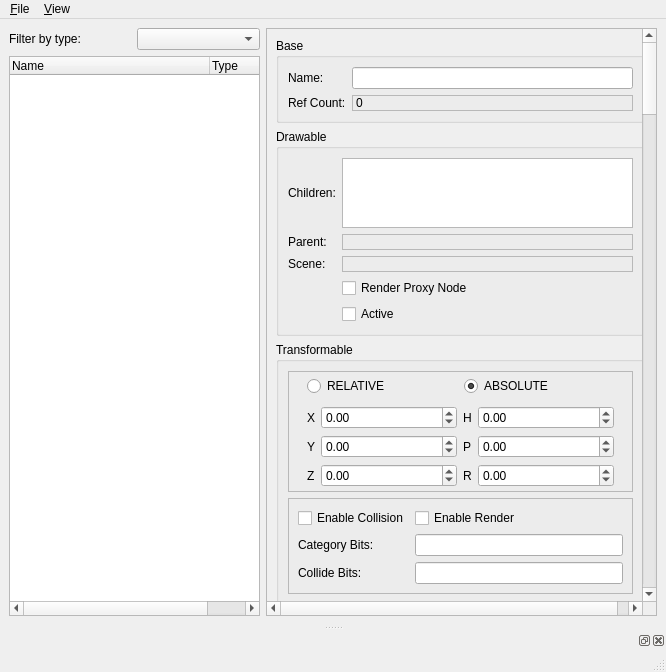
Old version of the form delta3d/src/dtInspectorQt/dtinspectorqt.ui in the repository delta3d/delta3d.
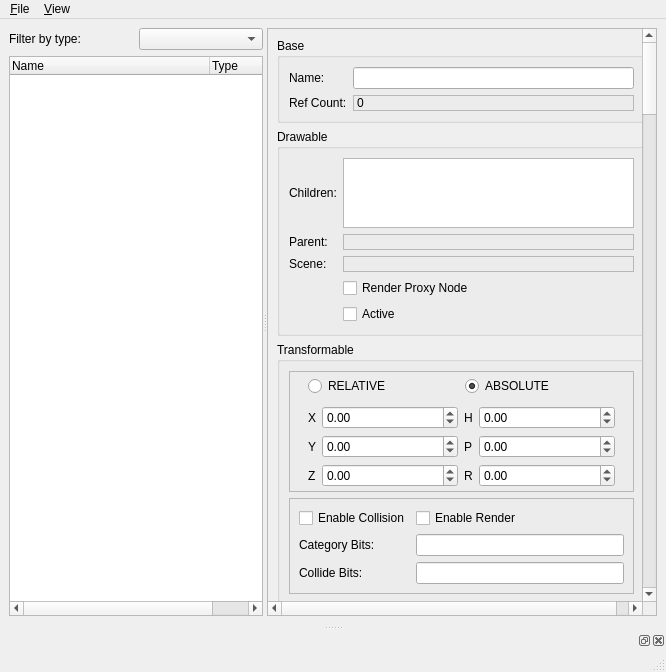
New version of the form. Custom widgets are drawn as their Qt base class.

Commit message: dtInspectorQt: Filter and property panels are now separated by a splitter instead of being fixed sizes.

What changed in the file:
```diff
--- a/delta3d/src/dtInspectorQt/dtinspectorqt.ui
+++ b/delta3d/src/dtInspectorQt/dtinspectorqt.ui
@@ -24,6 +24,27 @@
   </property>
   <widget class="QWidget" name="centralwidget">
    <layout class="QGridLayout" name="gridLayout_35">
+    <item row="0" column="1">
+     <widget class="QSplitter" name="mMainSplitter">
+      <property name="sizePolicy">
+       <sizepolicy hsizetype="Expanding" vsizetype="Expanding">
+        <horstretch>0</horstretch>
+        <verstretch>0</verstretch>
+       </sizepolicy>
+      </property>
+      <property name="orientation">
+       <enum>Qt::Horizontal</enum>
+      </property>
+      <property name="opaqueResize">
+       <bool>false</bool>
+      </property>
+     <widget class="QWidget" name="widget_13" native="true">
+      <layout class="QGridLayout" name="gridLayout_38">
+       <property name="margin">
+        <number>0</number>
+       </property>
+       <item row="0" column="0">
+        <layout class="QGridLayout" name="gridLayout_37">
     <item row="0" column="0">
      <widget class="QLabel" name="label_118">
       <property name="sizePolicy">
@@ -47,7 +68,30 @@
       </property>
      </widget>
     </item>
-    <item row="0" column="2" rowspan="2">
+         <item row="1" column="0" colspan="2">
+          <widget class="QTreeWidget" name="itemList">
+           <attribute name="headerDefaultSectionSize">
+            <number>200</number>
+           </attribute>
+           <attribute name="headerDefaultSectionSize">
+            <number>200</number>
+           </attribute>
+           <column>
+            <property name="text">
+             <string>Name</string>
+            </property>
+           </column>
+           <column>
+            <property name="text">
+             <string>Type</string>
+            </property>
+           </column>
+          </widget>
+         </item>
+        </layout>
+       </item>
+      </layout>
+     </widget>
      <widget class="QScrollArea" name="scrollArea">
       <property name="verticalScrollBarPolicy">
        <enum>Qt::ScrollBarAsNeeded</enum>
@@ -63,7 +107,7 @@
         <rect>
          <x>0</x>
          <y>0</y>
-         <width>367</width>
+          <width>365</width>
          <height>3966</height>
         </rect>
        </property>
@@ -3078,25 +3122,6 @@
        </layout>
       </widget>
      </widget>
-    </item>
-    <item row="1" column="0" colspan="2">
-     <widget class="QTreeWidget" name="itemList">
-      <attribute name="headerDefaultSectionSize">
-       <number>200</number>
-      </attribute>
-      <attribute name="headerDefaultSectionSize">
-       <number>200</number>
-      </attribute>
-      <column>
-       <property name="text">
-        <string>Name</string>
-       </property>
-      </column>
-      <column>
-       <property name="text">
-        <string>Type</string>
-       </property>
-      </column>
      </widget>
     </item>
    </layout>
```
Left out of the diff: 1 changed line with no effect on the pictures. Lines whose indentation alone changed are shown as unchanged.
